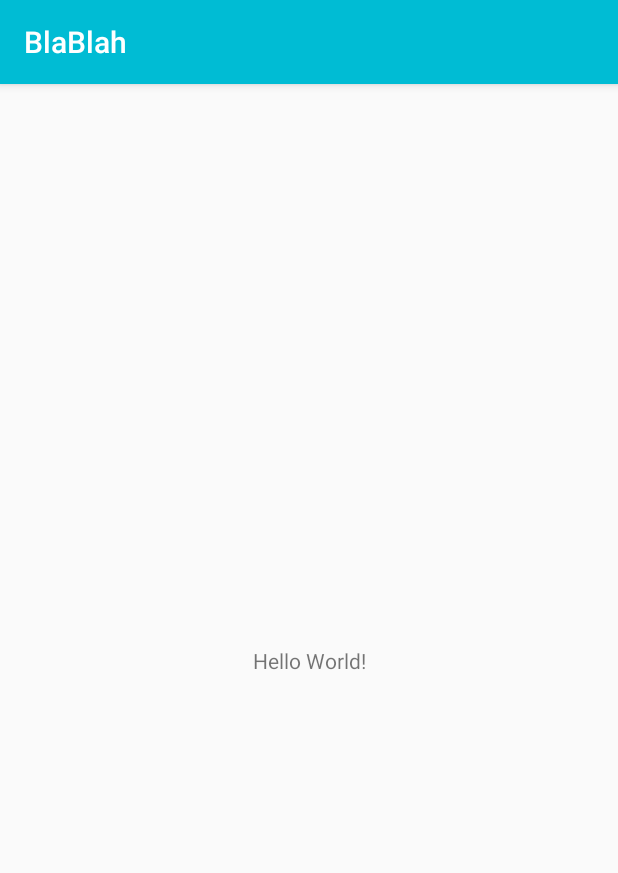
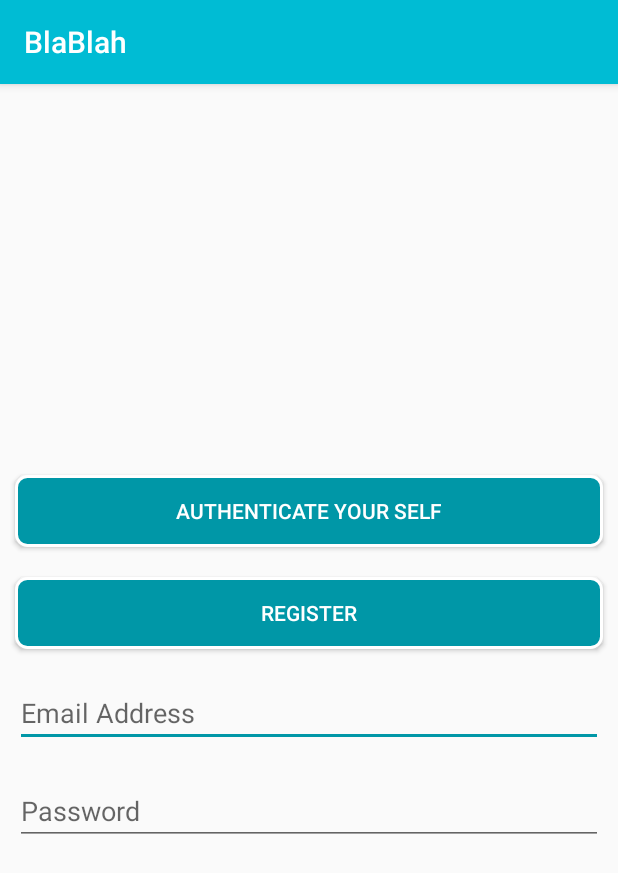
Before and after one commit to TaskForce247/BlaBlah, an Android app: the screen it shows after launch (MainActivity), on a phone screen of 412 x 824 dp. Shown: the top 873 px of the screen. Run offline under Robolectric (Android 15) with nearby library versions, the phone set to English and light mode, and no system bars.

Commit message:
login initial functionality

```diff
--- a/app/build.gradle
+++ b/app/build.gradle
@@ -31,4 +31,5 @@ dependencies {
     implementation 'com.jakewharton:butterknife:8.8.1'
     implementation 'com.github.nisrulz:qreader:2.1.2'
     annotationProcessor 'com.jakewharton:butterknife-compiler:8.8.1'
+    implementation 'com.android.support:recyclerview-v7:28.0.0'
 }
--- a/app/src/main/java/com/AlexPetrovics/blablah/presenter/ChatPresenter.java
+++ b/app/src/main/java/com/AlexPetrovics/blablah/presenter/ChatPresenter.java
@@ -2,7 +2,10 @@ package com.AlexPetrovics.blablah.presenter;
 
 import com.AlexPetrovics.blablah.callbackInterface.FirebaseCallBack;
 import com.AlexPetrovics.blablah.callbackInterface.ModelCallBack;
+import com.AlexPetrovics.blablah.model.Chat;
 import com.AlexPetrovics.blablah.model.Message;
+import com.AlexPetrovics.blablah.utils.FirebaseManager;
+import com.AlexPetrovics.blablah.views.interfaces.ChatView;
 import com.google.firebase.database.DataSnapshot;
 
 import java.util.ArrayList;
@@ -35,7 +38,7 @@ public class ChatPresenter implements FirebaseCallBack, ModelCallBack {
 
     @Override
     public void onNewMessage(DataSnapshot dataSnapshot) {
-        messageModel.addMessages(dataSnapshot, this);
+        message.addMessages(dataSnapshot, this);
     }
 
     @Override
--- /dev/null
+++ b/app/src/main/java/com/AlexPetrovics/blablah/presenter/LoginPresenter.java
@@ -0,0 +1,4 @@
+package com.AlexPetrovics.blablah.presenter;
+
+public class LoginPresenter {
+}
--- a/app/src/main/java/com/AlexPetrovics/blablah/utils/RuntimePermissionUtil.java
+++ b/app/src/main/java/com/AlexPetrovics/blablah/utils/RuntimePermissionUtil.java
@@ -4,6 +4,8 @@ import android.app.Activity;
 import android.content.Context;
 import android.content.pm.PackageManager;
 import android.support.v4.app.ActivityCompat;
+
+import com.AlexPetrovics.blablah.views.interfaces.RPResultListener;
 
 
 public class RuntimePermissionUtil {
--- a/app/src/main/java/com/AlexPetrovics/blablah/utils/Utils.java
+++ b/app/src/main/java/com/AlexPetrovics/blablah/utils/Utils.java
@@ -14,3 +14,4 @@ public class Utils {
         simpleDateFormat.setTimeZone(TimeZone.getDefault());
         return simpleDateFormat.format(date);
     }
+}
--- a/app/src/main/java/com/AlexPetrovics/blablah/views/activity/ChatActivity.java
+++ b/app/src/main/java/com/AlexPetrovics/blablah/views/activity/ChatActivity.java
@@ -2,6 +2,8 @@ package com.AlexPetrovics.blablah.views.activity;
 
 import android.os.Bundle;
 import android.support.v7.app.AppCompatActivity;
+import android.support.v7.widget.LinearLayoutManager;
+import android.support.v7.widget.RecyclerView;
 import android.widget.Button;
 import android.widget.EditText;
 import android.widget.LinearLayout;
@@ -11,6 +13,7 @@ import com.AlexPetrovics.blablah.model.Chat;
 import com.AlexPetrovics.blablah.presenter.ChatPresenter;
 import com.AlexPetrovics.blablah.utils.Utils;
 import com.AlexPetrovics.blablah.views.adapter.ChatAdapter;
+import com.AlexPetrovics.blablah.views.interfaces.ChatView;
 
 import java.util.ArrayList;
 
--- a/app/src/main/java/com/AlexPetrovics/blablah/views/adapter/ChatAdapter.java
+++ b/app/src/main/java/com/AlexPetrovics/blablah/views/adapter/ChatAdapter.java
@@ -1,6 +1,7 @@
 package com.AlexPetrovics.blablah.views.adapter;
 
 import android.content.Context;
+import android.support.v7.widget.RecyclerView;
 import android.view.LayoutInflater;
 import android.view.View;
 import android.view.ViewGroup;
@@ -9,6 +10,7 @@ import android.widget.TextView;
 
 import com.AlexPetrovics.blablah.R;
 import com.AlexPetrovics.blablah.model.Chat;
+import com.AlexPetrovics.blablah.utils.Utils;
 import com.google.firebase.auth.FirebaseAuth;
 import butterknife.BindView;
 import butterknife.ButterKnife;
--- /dev/null
+++ b/app/src/main/java/com/AlexPetrovics/blablah/views/interfaces/LoginView.java
@@ -0,0 +1,4 @@
+package com.AlexPetrovics.blablah.views.interfaces;
+
+public interface LoginView {
+}
--- a/app/src/main/res/layout/activity_main.xml
+++ b/app/src/main/res/layout/activity_main.xml
@@ -1,18 +1,80 @@
 <?xml version="1.0" encoding="utf-8"?>
-<android.support.constraint.ConstraintLayout xmlns:android="http://schemas.android.com/apk/res/android"
-    xmlns:app="http://schemas.android.com/apk/res-auto"
+<LinearLayout xmlns:android="http://schemas.android.com/apk/res/android"
     xmlns:tools="http://schemas.android.com/tools"
     android:layout_width="match_parent"
     android:layout_height="match_parent"
-    tools:context=".MainActivity">
+    android:gravity="center"
+    android:orientation="vertical"
+    tools:context="com.AlexPetrovics.blablah.views.activity.LoginActivity">
+
+    <Button
+        android:id="@+id/button_auth"
+        android:layout_width="match_parent"
+        android:layout_height="wrap_content"
+        android:layout_margin="10dp"
+        android:background="@drawable/ground_button"
+        android:text="@string/button_auth_text"
+        android:textColor="@android:color/white" />
+    <Button
+        android:id="@+id/button_register"
+        android:layout_width="match_parent"
+        android:layout_height="wrap_content"
+        android:layout_margin="10dp"
+        android:background="@drawable/ground_button"
+        android:text="register"
+        android:textColor="@android:color/white" />
+    <EditText
+        android:layout_width="match_parent"
+        android:layout_height="wrap_content"
+        android:inputType="textEmailAddress"
+        android:layout_margin="10dp"
+        android:hint="Email Address"
+        android:id="@+id/email_login"/>
+    <EditText
+        android:layout_width="match_parent"
+        android:layout_height="wrap_content"
+        android:layout_margin="10dp"
+        android:inputType="textPassword"
+        android:hint="Password"
+        android:id="@+id/password_login"/>
 
     <TextView
-        android:layout_width="wrap_content"
+        android:id="@+id/text_status_auth"
+        android:layout_width="match_parent"
         android:layout_height="wrap_content"
-        android:text="Hello World!"
-        app:layout_constraintBottom_toBottomOf="parent"
-        app:layout_constraintLeft_toLeftOf="parent"
-        app:layout_constraintRight_toRightOf="parent"
-        app:layout_constraintTop_toTopOf="parent" />
+        android:gravity="center"
+        android:text="@string/text_success"
+        android:visibility="gone" />
 
-</android.support.constraint.ConstraintLayout>
+    <LinearLayout
+        android:id="@+id/linear_button_room"
+        android:layout_width="match_parent"
+        android:layout_height="wrap_content"
+        android:layout_marginTop="20dp"
+        android:gravity="center"
+        android:padding="5dp"
+        android:visibility="gone">
+
+        <Button
+            android:id="@+id/button_create_room"
+            android:layout_width="150dp"
+            android:layout_height="wrap_content"
+            android:layout_margin="5dp"
+            android:background="@drawable/ground_button"
+            android:text="@string/create_chat_room_text"
+            android:textColor="@android:color/white"
+            android:textIsSelectable="true"
+            tools:text="Create Chat Room" />
+
+        <Button
+            android:id="@+id/button_enter_room"
+            android:layout_width="150dp"
+            android:layout_height="wrap_content"
+            android:layout_margin="5dp"
+            android:background="@drawable/ground_button"
+            android:text="@string/enter_chat_room_text"
+            android:textColor="@android:color/white"
+            android:textIsSelectable="true"
+            tools:text="Enter Chat Room" />
+    </LinearLayout>
+</LinearLayout>
```
Also changed, not shown: app/src/main/java/com/AlexPetrovics/blablah/presenter/RegisterPresenter.java (added, +35 -0 lines), app/src/main/java/com/AlexPetrovics/blablah/utils/RegisterManager.java (added, +36 -0 lines), app/src/main/java/com/AlexPetrovics/blablah/views/activity/LoginActivity.java (added, +136 -0 lines), app/src/main/java/com/AlexPetrovics/blablah/views/activity/RegisterActivity.java (added, +90 -0 lines), app/src/main/java/com/AlexPetrovics/blablah/views/interfaces/RegisterView.java (added, +25 -0 lines), app/src/main/res/layout/activity_register.xml (added, +45 -0 lines), app/src/main/res/layout/chat_item.xml (added, +103 -0 lines).
